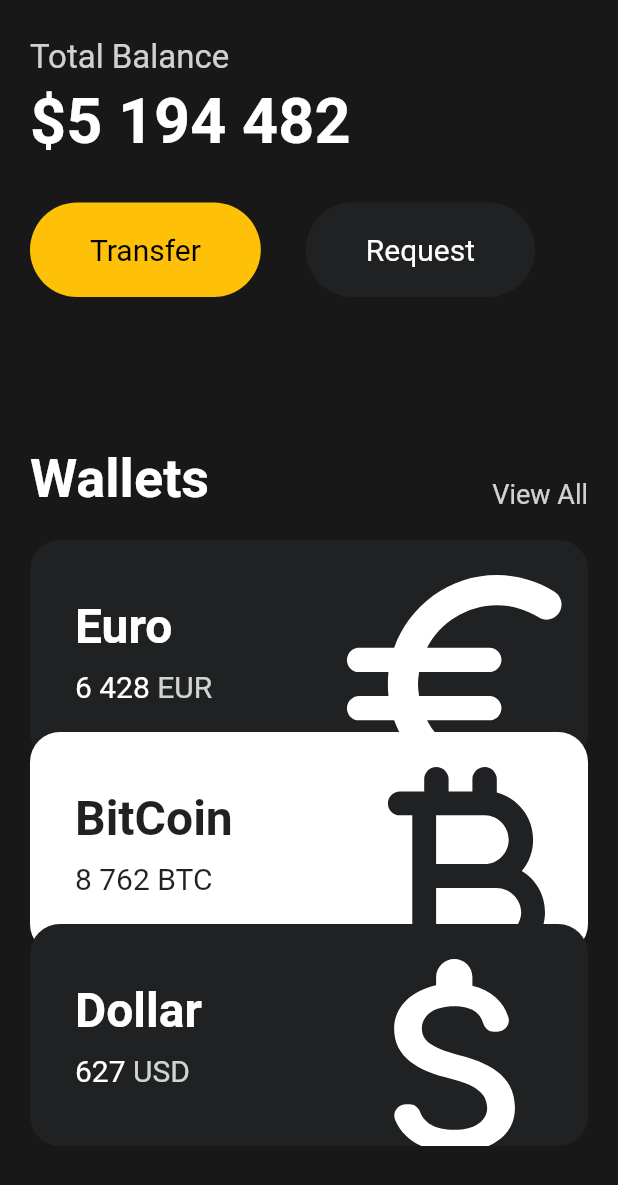
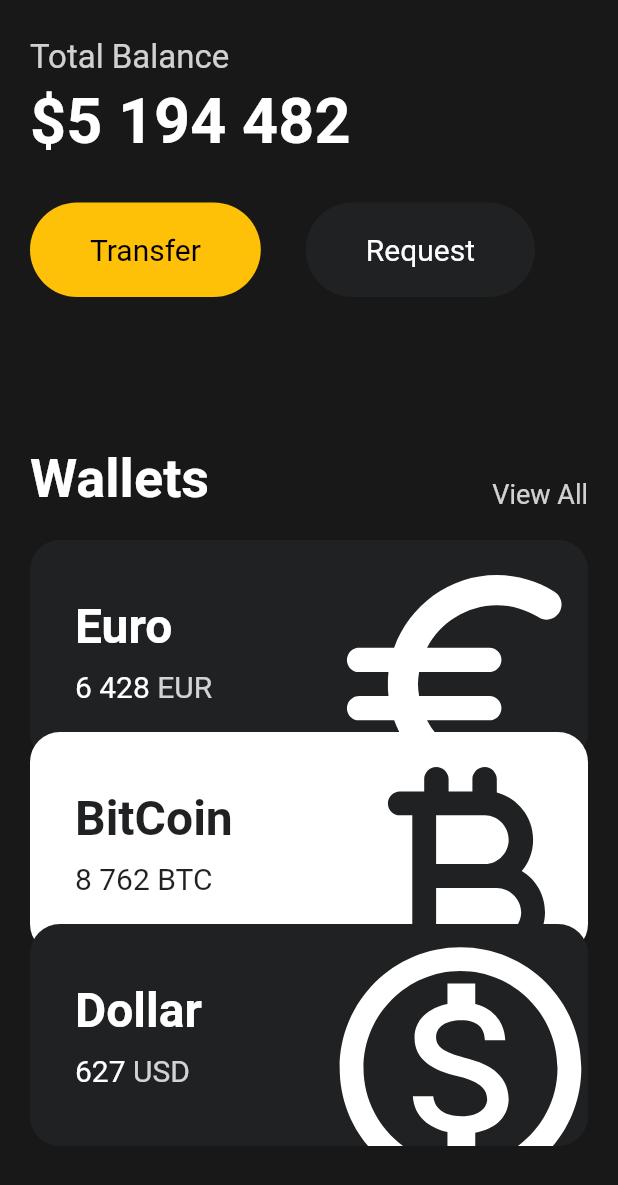
Before and after one commit to seong9566/Webtoon, a Flutter app: the screen it shows after launch, scrolled down 179 dp, on a phone screen of 412 x 824 dp. Shown: the top 1185 px of the screen. Run offline on Flutter 3.47's test engine with Material 2 defaults, Android fonts, the phone set to English and light mode, and no system bars.

```diff
--- a/lib/main.dart
+++ b/lib/main.dart
@@ -107,31 +107,28 @@ class MyApp extends StatelessWidget {
                 ),
                 const SizedBox(height: 20),
                 _buildCurrencyCard(
+                  transform: const Offset(0, 0),
                   isInverted: false,
                   name: "Euro",
                   code: "EUR",
                   amount: "6 428",
                   icon: Icons.euro_rounded,
                 ),
-                Transform.translate(
-                  offset: const Offset(0, -20),
-                  child: _buildCurrencyCard(
+                _buildCurrencyCard(
+                  transform: const Offset(0, -20),
                   isInverted: true,
                   name: "BitCoin",
                   code: "BTC",
                   amount: "8 762",
                   icon: Icons.currency_bitcoin_rounded,
                 ),
-                ),
-                Transform.translate(
-                  offset: const Offset(0, -40),
-                  child: _buildCurrencyCard(
+                _buildCurrencyCard(
+                  transform: const Offset(0, -40),
                   isInverted: false,
                   name: "Dollar",
                   code: "USD",
                   amount: "627",
-                    icon: Icons.attach_money_rounded,
-                  ),
+                  icon: Icons.monetization_on_outlined,
                 ),
               ],
             ),
@@ -142,9 +139,17 @@ class MyApp extends StatelessWidget {
   }
 
 // isInverted는 색상 반전을 위한 변수
-  Widget _buildCurrencyCard({required bool isInverted, required String name, required String code, required String amount, required IconData icon}) {
+  Widget _buildCurrencyCard(
+      {required Offset transform,
+      required bool isInverted,
+      required String name,
+      required String code,
+      required String amount,
+      required IconData icon}) {
     const blackColor = Color(0xff1F2123);
-    return Container(
+    return Transform.translate(
+      offset: transform,
+      child: Container(
         //아이콘의 위치를 박스를 벗어나지 않게 해줌.
         clipBehavior: Clip.hardEdge,
         decoration: BoxDecoration(
@@ -207,6 +212,7 @@ class MyApp extends StatelessWidget {
             ],
           ),
         ),
+      ),
     );
   }
 
```
Lines whose indentation alone changed are shown as unchanged.
